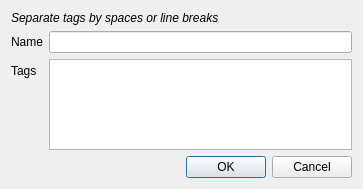
Qt form src/gui/src/settings/custom-window.ui (Bionus/imgbrd-grabber) before a commit.
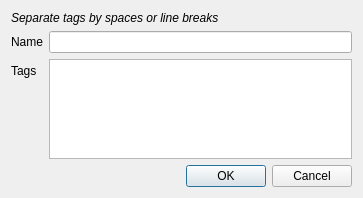
The same form after that commit. Icons and pictures are not drawn.

Diff of the .ui file:
```diff
--- a/src/gui/src/settings/custom-window.ui
+++ b/src/gui/src/settings/custom-window.ui
@@ -10,7 +10,7 @@
     <x>0</x>
     <y>0</y>
     <width>363</width>
-    <height>189</height>
+    <height>198</height>
    </rect>
   </property>
   <property name="windowTitle">
```
Left out of the diff: 15 changed lines with no effect on the pictures.
